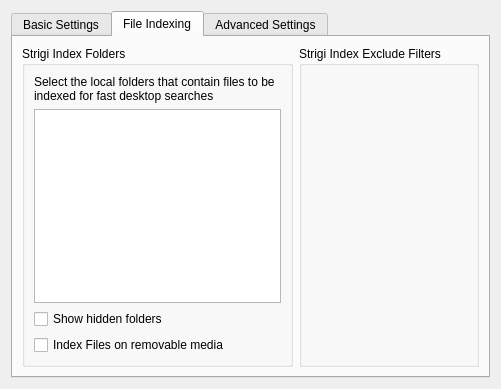
KDE/kde-runtime, file nepomuk/kcm/nepomukconfigwidget.ui: the form before one commit.
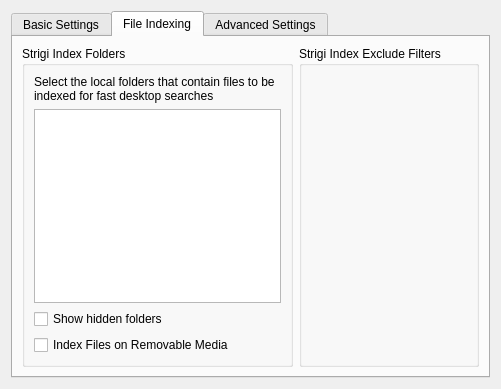
The form after the commit. The open tabs and pages were chosen to show the change. Custom widgets are drawn as their Qt base class.

Commit message: Corrected typo reported by marce.  Will result in one new string tomorrow.

Patch:
```diff
--- a/nepomuk/kcm/nepomukconfigwidget.ui
+++ b/nepomuk/kcm/nepomukconfigwidget.ui
@@ -158,7 +158,7 @@
              <string>Index the files on removable media like USB sticks when they are mounted</string>
             </property>
             <property name="text">
-             <string>Index Files on removable media</string>
+             <string>Index Files on Removable Media</string>
             </property>
            </widget>
           </item>
```
